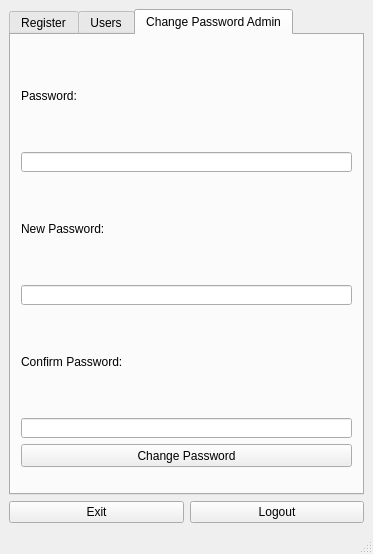
Before: the Qt Designer form management.ui in conbaodn/integrity, drawn with Qt 5.
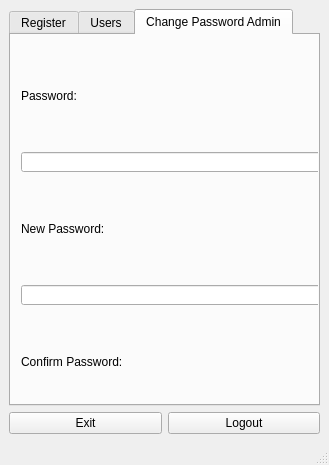
After: the same form once the commit is applied. The open tabs and pages were chosen to show the change.

Diff of the .ui file:
```diff
--- a/management.ui
+++ b/management.ui
@@ -6,8 +6,8 @@
    <rect>
     <x>0</x>
     <y>0</y>
-    <width>373</width>
-    <height>554</height>
+    <width>329</width>
+    <height>465</height>
    </rect>
   </property>
   <property name="windowTitle">
@@ -118,7 +118,7 @@
           <x>10</x>
           <y>409</y>
           <width>331</width>
-          <height>23</height>
+          <height>21</height>
          </rect>
         </property>
         <property name="text">
@@ -147,6 +147,9 @@
           <height>20</height>
          </rect>
         </property>
+        <property name="echoMode">
+         <enum>QLineEdit::Password</enum>
+        </property>
        </widget>
        <widget class="QLabel" name="label_name_4">
         <property name="geometry">
```
Left out of the diff: 8 changed lines with no effect on the pictures.
